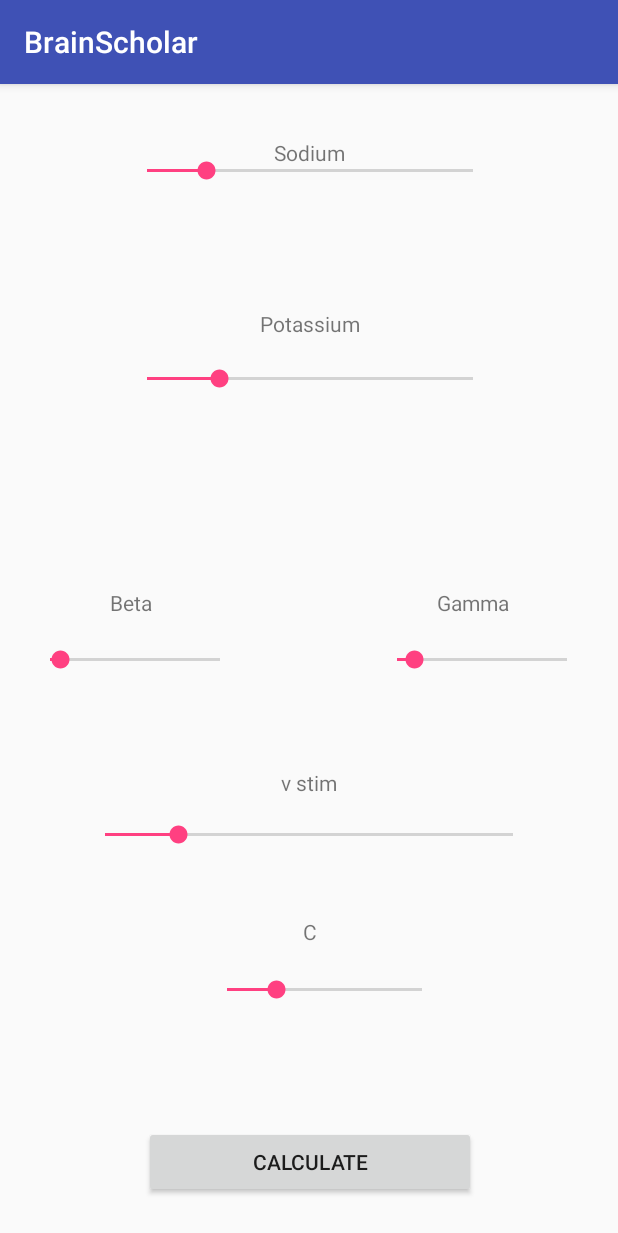
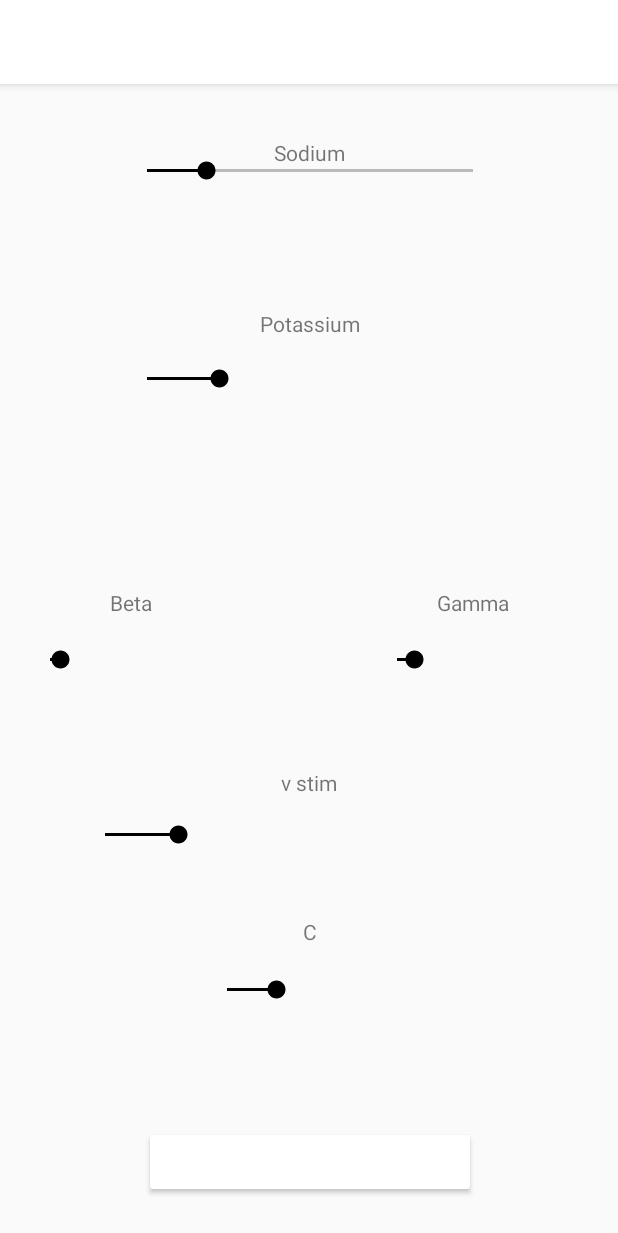
Before and after one commit to BrainScholar/Brain_Scholar_Android, an Android app: the screen it shows after launch (MainActivity), on a phone screen of 412 x 824 dp. Shown: the top 1233 px of the screen. Run offline under Robolectric (Android 15) with nearby library versions, the phone set to English and light mode, and no system bars.

Commit message:
Now faster... and in Monochrome.

```diff
--- a/app/src/main/java/brainscholar/brainscholar/MainActivity.java
+++ b/app/src/main/java/brainscholar/brainscholar/MainActivity.java
@@ -29,8 +29,6 @@ public class MainActivity extends AppCompatActivity {
                 SeekBar GAMMA = (SeekBar) findViewById(R.id.gamma);
                 SeekBar V_STIM = (SeekBar) findViewById(R.id.v_stim);
 
-
-
                 double c = C.getProgress();
                 c = c/1000;
 
@@ -50,8 +48,6 @@ public class MainActivity extends AppCompatActivity {
                 v_stim = v_stim/10;
 
 
-
-
                 Intent intent = new Intent(MainActivity.this, FullscreenActivity.class);
                 intent.putExtra("c", c);
                 intent.putExtra("gna", gna);
--- a/app/src/main/res/layout/activity_main.xml
+++ b/app/src/main/res/layout/activity_main.xml
@@ -4,7 +4,9 @@
     xmlns:tools="http://schemas.android.com/tools"
     android:layout_width="match_parent"
     android:layout_height="match_parent"
+    android:backgroundTint="@android:color/background_light"
     tools:context="brainscholar.brainscholar.MainActivity">
+
 
     <TextView
         android:id="@+id/cLabel"
@@ -12,11 +14,11 @@
         android:layout_height="wrap_content"
         android:text="C"
         android:textAlignment="center"
+        app:layout_constraintBottom_toBottomOf="parent"
+        app:layout_constraintHorizontal_bias="0.501"
         app:layout_constraintLeft_toLeftOf="parent"
         app:layout_constraintRight_toRightOf="parent"
         app:layout_constraintTop_toTopOf="parent"
-        app:layout_constraintBottom_toBottomOf="parent"
-        app:layout_constraintHorizontal_bias="0.501"
         app:layout_constraintVertical_bias="0.742" />
 
     <TextView
@@ -25,11 +27,11 @@
         android:layout_height="wrap_content"
         android:text="Gamma"
         android:textAlignment="center"
+        app:layout_constraintBottom_toBottomOf="parent"
         app:layout_constraintHorizontal_bias="0.8"
         app:layout_constraintLeft_toLeftOf="parent"
         app:layout_constraintRight_toRightOf="parent"
         app:layout_constraintTop_toTopOf="parent"
-        app:layout_constraintBottom_toBottomOf="parent"
         app:layout_constraintVertical_bias="0.449" />
 
     <SeekBar
@@ -38,12 +40,14 @@
         android:layout_height="30dp"
         android:max="100"
         android:progress="25"
+        android:progressTint="@android:color/black"
+        android:thumbTint="@android:color/black"
+        app:layout_constraintBottom_toBottomOf="parent"
+        app:layout_constraintHorizontal_bias="0.54"
         app:layout_constraintLeft_toLeftOf="parent"
         app:layout_constraintRight_toRightOf="parent"
         app:layout_constraintTop_toTopOf="parent"
-        app:layout_constraintBottom_toBottomOf="parent"
-        app:layout_constraintVertical_bias="0.798"
-        app:layout_constraintHorizontal_bias="0.54" />
+        app:layout_constraintVertical_bias="0.798" />
 
     <SeekBar
         android:id="@+id/v_stim"
@@ -51,10 +55,12 @@
         android:layout_height="28dp"
         android:max="50"
         android:progress="9"
+        android:progressTint="@android:color/black"
+        android:thumbTint="@android:color/black"
+        app:layout_constraintBottom_toBottomOf="parent"
         app:layout_constraintLeft_toLeftOf="parent"
         app:layout_constraintRight_toRightOf="parent"
         app:layout_constraintTop_toTopOf="parent"
-        app:layout_constraintBottom_toBottomOf="parent"
         app:layout_constraintVertical_bias="0.658" />
 
     <TextView
@@ -63,10 +69,10 @@
         android:layout_height="wrap_content"
         android:text="v stim"
         android:textAlignment="center"
+        app:layout_constraintBottom_toBottomOf="parent"
         app:layout_constraintLeft_toLeftOf="parent"
         app:layout_constraintRight_toRightOf="parent"
         app:layout_constraintTop_toTopOf="parent"
-        app:layout_constraintBottom_toBottomOf="parent"
         app:layout_constraintVertical_bias="0.609" />
 
     <TextView
@@ -75,10 +81,10 @@
         android:layout_height="wrap_content"
         android:text="Potassium"
         android:textAlignment="center"
+        app:layout_constraintBottom_toBottomOf="parent"
         app:layout_constraintLeft_toLeftOf="parent"
         app:layout_constraintRight_toRightOf="parent"
         app:layout_constraintTop_toTopOf="parent"
-        app:layout_constraintBottom_toBottomOf="parent"
         app:layout_constraintVertical_bias="0.2" />
 
     <TextView
@@ -87,23 +93,24 @@
         android:layout_height="wrap_content"
         android:text="Sodium"
         android:textAlignment="center"
+        app:layout_constraintBottom_toBottomOf="parent"
+        app:layout_constraintHorizontal_bias="0.501"
         app:layout_constraintLeft_toLeftOf="parent"
         app:layout_constraintRight_toRightOf="parent"
         app:layout_constraintTop_toTopOf="parent"
-        app:layout_constraintBottom_toBottomOf="parent"
-        app:layout_constraintHorizontal_bias="0.501"
         app:layout_constraintVertical_bias="0.048" />
 
     <Button
         android:id="@+id/calcButton"
         android:layout_width="221dp"
         android:layout_height="48dp"
+        android:backgroundTint="@android:color/background_light"
         android:text="Calculate"
+        app:layout_constraintBottom_toBottomOf="parent"
+        app:layout_constraintHorizontal_bias="0.503"
         app:layout_constraintLeft_toLeftOf="parent"
         app:layout_constraintRight_toRightOf="parent"
         app:layout_constraintTop_toTopOf="parent"
-        app:layout_constraintBottom_toBottomOf="parent"
-        app:layout_constraintHorizontal_bias="0.503"
         app:layout_constraintVertical_bias="0.965" />
 
     <SeekBar
@@ -112,11 +119,14 @@
         android:layout_height="37dp"
         android:max="50"
         android:progress="9"
+        android:progressBackgroundTint="@android:color/black"
+        android:progressTint="@android:color/black"
+        android:thumbTint="@android:color/black"
+        app:layout_constraintBottom_toBottomOf="parent"
         app:layout_constraintHorizontal_bias="0.503"
         app:layout_constraintLeft_toLeftOf="parent"
         app:layout_constraintRight_toRightOf="parent"
         app:layout_constraintTop_toTopOf="parent"
-        app:layout_constraintBottom_toBottomOf="parent"
         app:layout_constraintVertical_bias="0.054" />
 
     <SeekBar
@@ -125,11 +135,13 @@
         android:layout_height="37dp"
         android:max="50"
         android:progress="11"
+        android:progressTint="@android:color/black"
+        android:thumbTint="@android:color/black"
+        app:layout_constraintBottom_toBottomOf="parent"
         app:layout_constraintHorizontal_bias="0.503"
         app:layout_constraintLeft_toLeftOf="parent"
         app:layout_constraintRight_toRightOf="parent"
         app:layout_constraintTop_toTopOf="parent"
-        app:layout_constraintBottom_toBottomOf="parent"
         app:layout_constraintVertical_bias="0.244" />
 
     <SeekBar
@@ -138,11 +150,13 @@
         android:layout_height="33dp"
         android:max="100"
         android:progress="6"
+        android:progressTint="@android:color/black"
+        android:thumbTint="@android:color/black"
+        app:layout_constraintBottom_toBottomOf="parent"
+        app:layout_constraintHorizontal_bias="0.066"
         app:layout_constraintLeft_toLeftOf="parent"
         app:layout_constraintRight_toRightOf="parent"
-        app:layout_constraintTop_toTopOf="parent"
-        app:layout_constraintBottom_toBottomOf="parent"
-        app:layout_constraintHorizontal_bias="0.066" />
+        app:layout_constraintTop_toTopOf="parent" />
 
     <SeekBar
         android:id="@+id/gamma"
@@ -150,11 +164,13 @@
         android:layout_height="33dp"
         android:max="100"
         android:progress="10"
+        android:progressTint="@android:color/black"
+        android:thumbTint="@android:color/black"
+        app:layout_constraintBottom_toBottomOf="parent"
+        app:layout_constraintHorizontal_bias="0.933"
         app:layout_constraintLeft_toLeftOf="parent"
         app:layout_constraintRight_toRightOf="parent"
-        app:layout_constraintTop_toTopOf="parent"
-        app:layout_constraintBottom_toBottomOf="parent"
-        app:layout_constraintHorizontal_bias="0.933" />
+        app:layout_constraintTop_toTopOf="parent" />
 
     <TextView
         android:id="@+id/betaLabel"
@@ -162,11 +178,11 @@
         android:layout_height="wrap_content"
         android:text="Beta"
         android:textAlignment="center"
+        app:layout_constraintBottom_toBottomOf="parent"
         app:layout_constraintHorizontal_bias="0.191"
         app:layout_constraintLeft_toLeftOf="parent"
         app:layout_constraintRight_toRightOf="parent"
         app:layout_constraintTop_toTopOf="parent"
-        app:layout_constraintBottom_toBottomOf="parent"
         app:layout_constraintVertical_bias="0.449" />
 
 </android.support.constraint.ConstraintLayout>
--- a/app/src/main/res/values/colors.xml
+++ b/app/src/main/res/values/colors.xml
@@ -1,8 +1,8 @@
 <?xml version="1.0" encoding="utf-8"?>
 <resources>
-    <color name="colorPrimary">#3F51B5</color>
-    <color name="colorPrimaryDark">#303F9F</color>
-    <color name="colorAccent">#FF4081</color>
+    <color name="colorPrimary">#ffffffff</color>
+    <color name="colorPrimaryDark">#ff000000</color>
+    <color name="colorAccent">#ff000000</color>
 
     <color name="black_overlay">#66000000</color>
 </resources>
--- a/app/src/main/res/values/strings.xml
+++ b/app/src/main/res/values/strings.xml
@@ -1,5 +1,5 @@
 <resources>
-    <string name="app_name">BrainScholar</string>
+    <string name="app_name">Brain Scholar</string>
     <string name="action_settings">Settings</string>
     <string name="v0">v0</string>
     <string name="u0">u0</string>
--- a/app/src/main/res/values/styles.xml
+++ b/app/src/main/res/values/styles.xml
@@ -1,26 +1,23 @@
 <resources>
 
     <!-- Base application theme. -->
-    <style name="AppTheme" parent="Theme.AppCompat.Light.DarkActionBar">
+    <style name="AppTheme" parent="Theme.AppCompat.Light">
         <!-- Customize your theme here. -->
         <item name="colorPrimary">@color/colorPrimary</item>
         <item name="colorPrimaryDark">@color/colorPrimaryDark</item>
         <item name="colorAccent">@color/colorAccent</item>
+        <item name="android:colorForeground">@android:color/background_light</item>
     </style>
 
-    <style name="AppTheme.NoActionBar">
-        <item name="windowActionBar">false</item>
-        <item name="windowNoTitle">true</item>
-    </style>
 
-    <style name="AppTheme.AppBarOverlay" parent="ThemeOverlay.AppCompat.Dark.ActionBar" />
+    <style name="AppTheme.AppBarOverlay" parent="ThemeOverlay.AppCompat.Light" />
 
     <style name="AppTheme.PopupOverlay" parent="ThemeOverlay.AppCompat.Light" />
 
-    <style name="FullscreenTheme" parent="AppTheme">
+    <style name="FullscreenTheme" parent="Theme.AppCompat.Light">
         <item name="android:actionBarStyle">@style/FullscreenActionBarStyle</item>
         <item name="android:windowActionBarOverlay">true</item>
-        <item name="android:windowBackground">@null</item>
+        <item name="android:windowBackground">@color/colorPrimary</item>
         <item name="metaButtonBarStyle">?android:attr/buttonBarStyle</item>
         <item name="metaButtonBarButtonStyle">?android:attr/buttonBarButtonStyle</item>
     </style>
```
Also changed, not shown: app/src/main/java/brainscholar/brainscholar/FullscreenActivity.java (+4 -6 lines), app/src/main/res/layout/activity_fullscreen.xml (+12 -1 lines).
